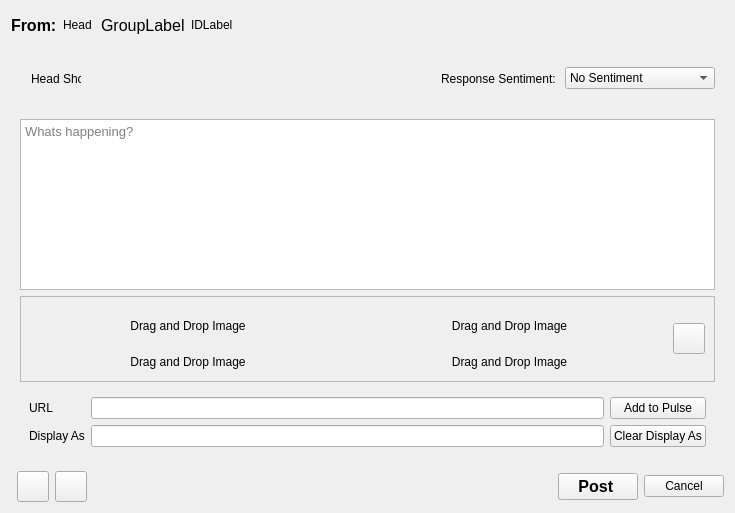
Above: retroshare-gui/src/gui/TheWire/PulseAddDialog.ui from RetroShare/RetroShare before the change. Below: the same form after it.
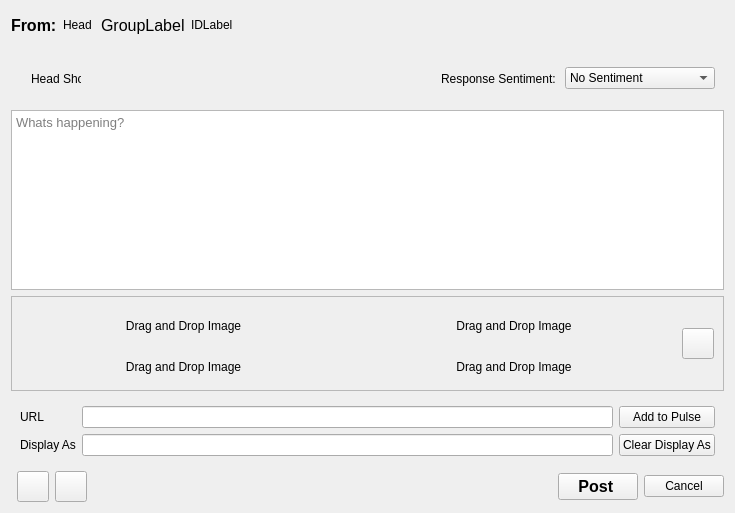
That is the form after the change. Custom widgets are drawn as their Qt base class.

Commit message:
Fixed margins to remove wasting spaces
Fixed margins to remove wasting spaces
Fixed to hide desc groupbox instead of only desc text,

Diff of the .ui file:
```diff
--- a/retroshare-gui/src/gui/TheWire/PulseAddDialog.ui
+++ b/retroshare-gui/src/gui/TheWire/PulseAddDialog.ui
@@ -235,6 +235,18 @@
    <item>
     <widget class="QFrame" name="frame_input">
      <layout class="QVBoxLayout" name="verticalLayout">
+      <property name="leftMargin">
+       <number>0</number>
+      </property>
+      <property name="topMargin">
+       <number>0</number>
+      </property>
+      <property name="rightMargin">
+       <number>0</number>
+      </property>
+      <property name="bottomMargin">
+       <number>0</number>
+      </property>
       <item>
        <widget class="QTextEdit" name="textEdit_Pulse">
         <property name="font">
```
The commit also changes 4 other files.
